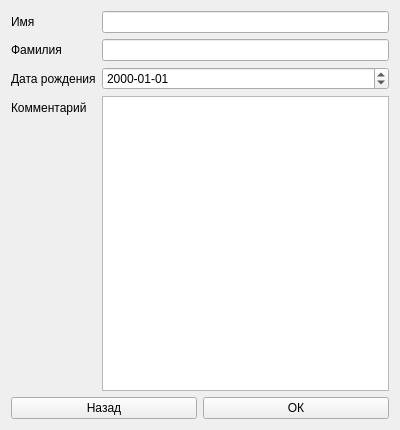
Before: the Qt Designer form software/app/views/game_player_resolve_step_create_player_opt_widget.ui in Derzhavin/chess, drawn with Qt 5.
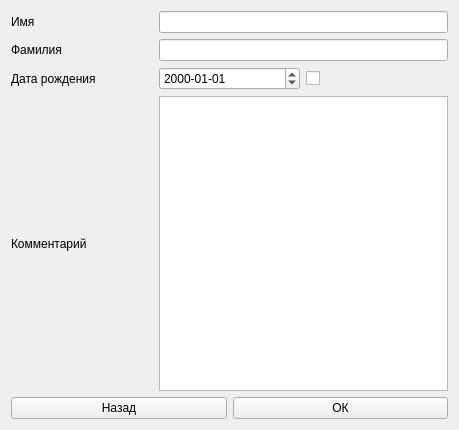
After: the same form once the commit is applied.

```diff
--- a/software/app/views/game_player_resolve_step_create_player_opt_widget.ui
+++ b/software/app/views/game_player_resolve_step_create_player_opt_widget.ui
@@ -6,7 +6,7 @@
    <rect>
     <x>0</x>
     <y>0</y>
-    <width>400</width>
+    <width>459</width>
     <height>430</height>
    </rect>
   </property>
@@ -15,14 +15,7 @@
   </property>
   <layout class="QVBoxLayout" name="verticalLayout">
    <item>
-    <layout class="QFormLayout" name="formLayout">
-     <item row="0" column="0">
-      <widget class="QLabel" name="label">
-       <property name="text">
-        <string>Имя</string>
-       </property>
-      </widget>
-     </item>
+    <layout class="QGridLayout" name="gridLayout">
      <item row="1" column="0">
       <widget class="QLabel" name="label_2">
        <property name="text">
@@ -30,6 +23,27 @@
        </property>
       </widget>
      </item>
+     <item row="2" column="1">
+      <widget class="QDateEdit" name="date_edit_date_of_birth">
+       <property name="displayFormat">
+        <string>yyyy-MM-dd</string>
+       </property>
+      </widget>
+     </item>
+     <item row="0" column="0">
+      <widget class="QLabel" name="label">
+       <property name="text">
+        <string>Имя</string>
+       </property>
+      </widget>
+     </item>
+     <item row="2" column="2">
+      <widget class="QCheckBox" name="check_box_date_nessary">
+       <property name="text">
+        <string/>
+       </property>
+      </widget>
+     </item>
      <item row="2" column="0">
       <widget class="QLabel" name="label_3">
        <property name="text">
@@ -44,30 +58,23 @@
        </property>
       </widget>
      </item>
-     <item row="0" column="1">
+     <item row="3" column="1" colspan="2">
+      <widget class="QTextEdit" name="text_edit_comment"/>
+     </item>
+     <item row="0" column="1" colspan="2">
       <widget class="QLineEdit" name="line_edit_first_name">
        <property name="readOnly">
         <bool>true</bool>
        </property>
       </widget>
      </item>
-     <item row="1" column="1">
+     <item row="1" column="1" colspan="2">
       <widget class="QLineEdit" name="line_edit_last_name">
        <property name="readOnly">
         <bool>true</bool>
        </property>
       </widget>
      </item>
-     <item row="3" column="1">
-      <widget class="QTextEdit" name="text_edit_comment"/>
-     </item>
-     <item row="2" column="1">
-      <widget class="QDateEdit" name="date_edit_date_of_birth">
-       <property name="displayFormat">
-        <string>yyyy-MM-dd</string>
-       </property>
-      </widget>
-     </item>
     </layout>
    </item>
    <item>
```
